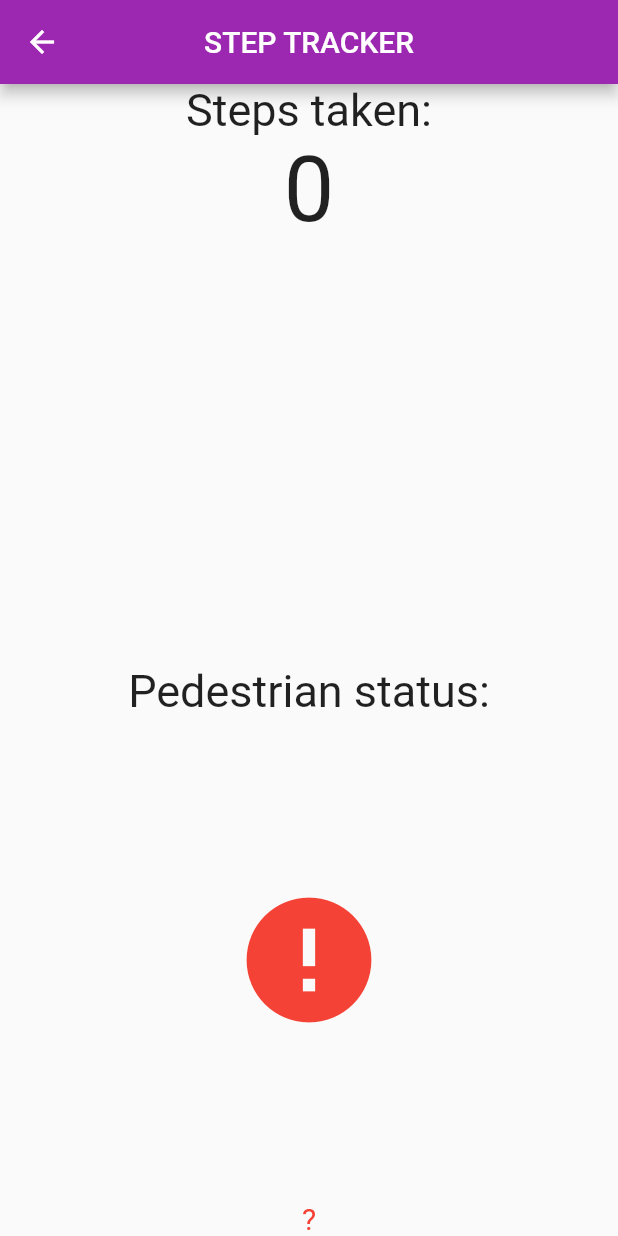
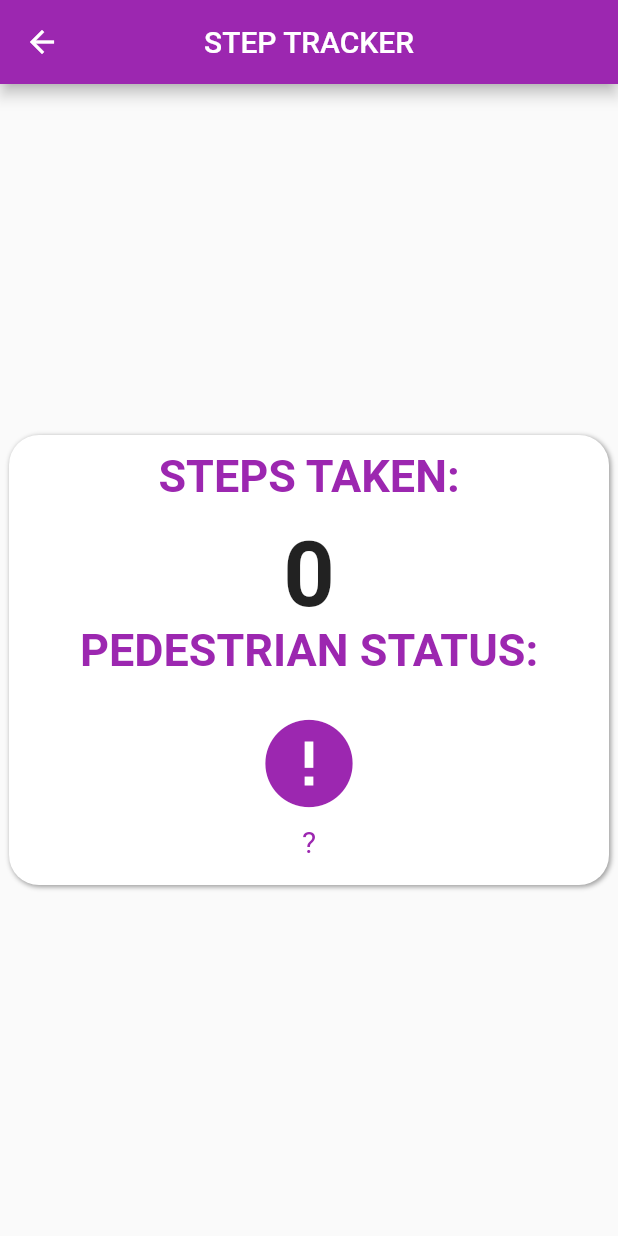
Before and after one commit to NidhiBhanushali3701/Fooducate-App, a Flutter app: the StepTracker screen opened by its route, on a phone screen of 412 x 824 dp. Run offline on Flutter 3.47's test engine with Material 2 defaults, Android fonts, the light colour scheme and no system bars; our stand-ins replace firebase_auth, firebase_core, font_awesome_flutter, google_sign_in, modal_progress_hud, pedometer; accounts and stored records are empty.

Commit message:
Step tracker UI done

```diff
--- a/lib/trackers/step_tracker.dart
+++ b/lib/trackers/step_tracker.dart
@@ -1,3 +1,5 @@
+import 'package:fooducate/constants.dart';
+
 import '../tracker.dart';
 import 'package:flutter/material.dart';
 import 'package:pedometer/pedometer.dart';
@@ -9,10 +11,11 @@ class StepTracker extends StatefulWidget {
   _StepTrackerState createState() => _StepTrackerState();
 }
 
-class _StepTrackerState extends State<StepTracker> with Tracker{
+class _StepTrackerState extends State<StepTracker> with Tracker {
   Stream<StepCount> _stepCountStream;
   Stream<PedestrianStatus> _pedestrianStatusStream;
   String _status = '?', _steps = '0';
+  double stepValue;
 
   @override
   void initState() {
@@ -71,25 +74,55 @@ class _StepTrackerState extends State<StepTracker> with Tracker{
         backgroundColor: Colors.purple,
       ),
       body: Center(
+        child: Container(
+          height: 300,
+          width: 400,
+          decoration: BoxDecoration(
+              color: Colors.white,
+              borderRadius: BorderRadius.circular(20),
+              boxShadow: [
+                BoxShadow(
+                  color: Colors.grey,
+                  offset: Offset(1.0, 1.0),
+                  blurRadius: 2.0,
+                )
+              ]),
           child: Column(
             mainAxisAlignment: MainAxisAlignment.center,
             children: <Widget>[
-              Text(
-                'Steps taken:',
-                style: TextStyle(fontSize: 30),
+              //TODO: Determinate CircularProgressIndicator
+              // CircularProgressIndicator(
+              //   value: stepValue,
+              //   valueColor: AlwaysStoppedAnimation<Color>(Colors.purple),
+              //   backgroundColor: Colors.grey,
+              // ),
+              Expanded(
+                child: Container(
+                  margin: EdgeInsets.only(
+                    top: 10.0,
+                  ),
+                  child: Text(
+                    'STEPS TAKEN:',
+                    style: klabelTextStyle.copyWith(color: Colors.purple),
+                  ),
+                ),
+              ),
+              Expanded(
+                child: Container(
+                  child: Text(
+                    _steps,
+                    style: klabelTextStyle.copyWith(fontSize: 60.0),
+                  ),
+                ),
+              ),
+              SizedBox(
+                height: 10.0,
               ),
               Expanded(
                 child: Text(
-                  _steps,
-                  style: TextStyle(fontSize: 60),
+                  'PEDESTRIAN STATUS:',
+                  style: klabelTextStyle.copyWith(color: Colors.purple),
                 ),
-              ),
-              SizedBox(
-                height: 30,
-              ),
-              Text(
-                'Pedestrian status:',
-                style: TextStyle(fontSize: 30),
               ),
               Expanded(
                 child: Icon(
@@ -97,19 +130,23 @@ class _StepTrackerState extends State<StepTracker> with Tracker{
                       ? Icons.directions_walk
                       : _status == 'stopped'
                           ? Icons.accessibility_new
-                      : Icons.error,color: Colors.red,
-                  size: 100,
+                          : Icons.error,
+                  color: Colors.purple,
+                  size: 70,
                 ),
               ),
-              Center(
+              Expanded(
+                child: Center(
                   child: Text(
                     _status,
                     style: _status == 'walking' || _status == 'stopped'
                         ? TextStyle(fontSize: 30)
-                      : TextStyle(fontSize: 20, color: Colors.red),
+                        : TextStyle(fontSize: 20, color: Colors.purple),
+                  ),
                 ),
               )
             ],
+          ),
         ),
       ),
     );
```
Also changed, not shown: pubspec.lock. Lines whose indentation alone changed are shown as unchanged.
